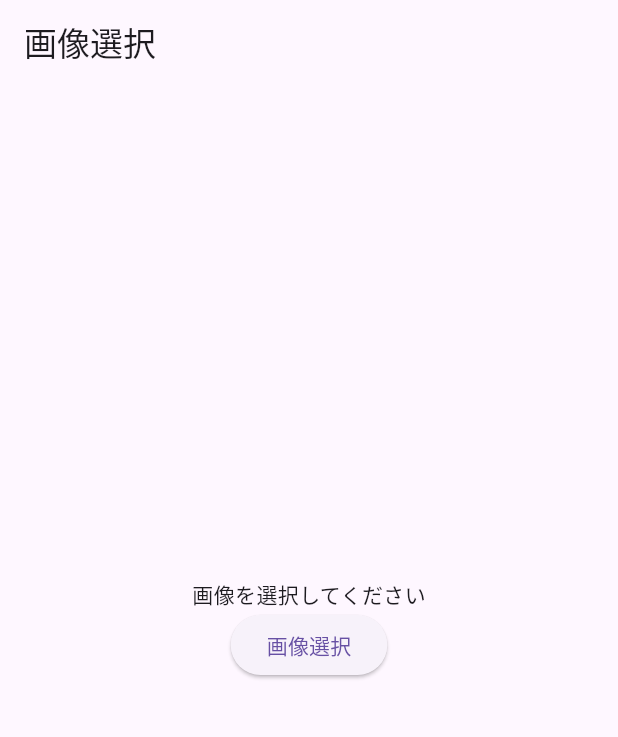
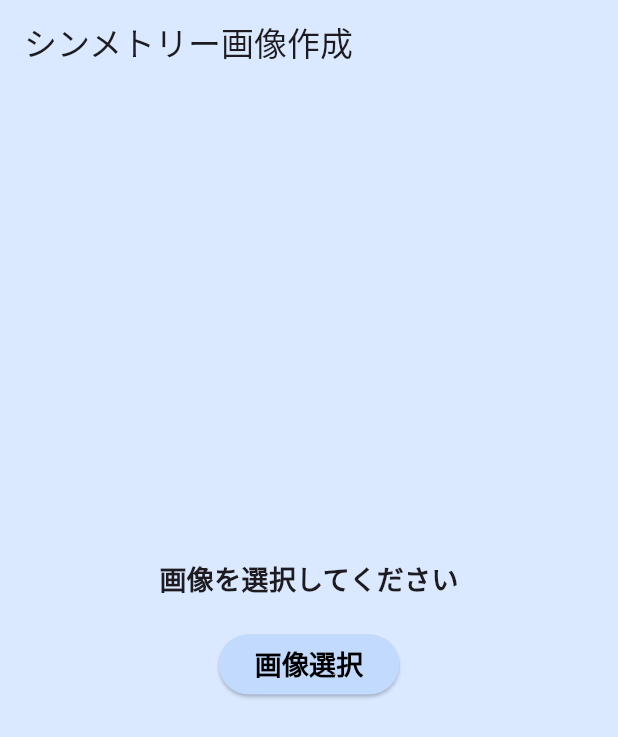
Before and after one commit to hirama2uuu/symmetry_app, a Flutter app: the screen it shows after launch, on a phone screen of 412 x 824 dp. Shown: the top 737 px of the screen. Run offline on Flutter 3.47's test engine with Material 3 defaults, Android fonts, the phone set to English and light mode, and no system bars; our stand-ins replace image_picker; missing offline and left inert: gal.

Commit message:
UI改善

```diff
--- a/lib/main.dart
+++ b/lib/main.dart
@@ -5,114 +5,97 @@ import 'package:image/image.dart' as img;
 import 'package:gal/gal.dart';
 import 'package:flutter/foundation.dart';
 
-enum Side{
-  left,
-  right,
-}
-enum ImageError {
-  fileRead,
-  decode,
-  change,
-  encode,
-}
+enum Side { left, right }
 
-enum Status{
-  success,
-  failed,
-  waiting,
-  noselect,
+enum ImageError { fileRead, decode, change, encode }
 
-}
+enum Status { success, failed, waiting, noselect }
 
- Future<((Uint8List,Uint8List,)?,ImageError?)> _getImageLogic(String path)async{
+Future<((Uint8List, Uint8List)?, ImageError?)> _getImageLogic(
+  String path,
+) async {
   final Uint8List bytesBox;
 
-  try{
+  try {
     bytesBox = await File(path).readAsBytes();
-  }catch(eRead){
-    return (null,ImageError.fileRead);
+  } catch (eRead) {
+    return (null, ImageError.fileRead);
   }
 
   final img.Image? imageO;
 
-  try{
+  try {
     imageO = img.decodeImage(bytesBox);
-  }catch(eDecode){
-    return (null,ImageError.decode);
+  } catch (eDecode) {
+    return (null, ImageError.decode);
   }
 
-  if(imageO==null)return (null,ImageError.decode);
+  if (imageO == null) return (null, ImageError.decode);
 
   final img.Image imageOl;
   final img.Image imageOr;
 
-  try{
+  try {
     imageOl = img.Image.from(imageO);
     imageOr = img.Image.from(imageO);
-    for(int i=0;i<imageO.height;i++){
-      for(int j=0; j<imageO.width~/2;j++){
-        final tmpl =imageO.getPixel(j, i);
-        imageOl.setPixel(imageO.width-1-j,i,tmpl);
-        final tmpr =imageO.getPixel(imageO.width-1-j, i);
-        imageOr.setPixel(j,i,tmpr);
-
+    for (int i = 0; i < imageO.height; i++) {
+      for (int j = 0; j < imageO.width ~/ 2; j++) {
+        final tmpl = imageO.getPixel(j, i);
+        imageOl.setPixel(imageO.width - 1 - j, i, tmpl);
+        final tmpr = imageO.getPixel(imageO.width - 1 - j, i);
+        imageOr.setPixel(j, i, tmpr);
       }
     }
-  }catch(eChange){
-    return (null,ImageError.change);
+  } catch (eChange) {
+    return (null, ImageError.change);
   }
   final Uint8List _outl;
   final Uint8List _outr;
-  try{
+  try {
     _outl = img.encodeJpg(imageOl);
     _outr = img.encodeJpg(imageOr);
-  }catch(eEncode){
-    return(null,ImageError.encode);
+  } catch (eEncode) {
+    return (null, ImageError.encode);
   }
 
-  return ((_outl,_outr),null);
+  return ((_outl, _outr), null);
 }
 
-void main(){
+void main() {
   runApp(const GetImage());
 }
 
-class GetImage extends StatelessWidget{
+class GetImage extends StatelessWidget {
   const GetImage({super.key});
 
   @override
-  Widget build(BuildContext context){
-    return const MaterialApp(
-      home:GetPage(),
-    );
+  Widget build(BuildContext context) {
+    return const MaterialApp(home: GetPage());
   }
 }
 
-class GetPage extends StatefulWidget{
+class GetPage extends StatefulWidget {
   const GetPage({super.key});
 
   @override
   State<GetPage> createState() => _GetPageState();
 }
 
-class _GetPageState extends State<GetPage>{
+class _GetPageState extends State<GetPage> {
   XFile? _inImage;
   final ImagePicker _picker = ImagePicker();
-  Uint8List? _outImagel,_outImager;
+  Uint8List? _outImagel, _outImager;
   Status status = Status.noselect;
 
+  Future<void> _selectImage() async {
+    final XFile? image = await _picker.pickImage(source: ImageSource.gallery);
 
-
-  Future<void> _selectImage() async{
-    final XFile? image = await _picker.pickImage(source: ImageSource.gallery,);
-
-    if(image==null){
-
+    if (image == null) {
       return;
     }
     if (!mounted) return;
-    setState((){
-      _inImage =image;
+    setState(() {
+      _inImage = image;
       _outImagel = null;
       _outImager = null;
       status = Status.waiting;
@@ -120,186 +103,233 @@ class _GetPageState extends State<GetPage>{
     await _getImage();
   }
 
+  Future<void> _getImage() async {
+    if (_inImage == null) return;
 
-  Future<void> _getImage()async{
-    if(_inImage==null)return;
+    final tmp = _inImage!.path;
 
-    final tmp =_inImage!.path;
+    final result = await compute(_getImageLogic, _inImage!.path);
+    if (!mounted) return;
+    if (tmp != _inImage!.path) return;
 
-    final result =await compute(_getImageLogic,_inImage!.path);
-    if (!mounted) return;
-    if(tmp !=_inImage!.path)return;
+    final (images, tmpf) = result;
+    if (tmpf != null) setState(() => status = Status.failed);
 
-    final (images,tmpf) =result;
-    if(tmpf != null)setState(()=>status = Status.failed);
-
-
-    if(result == (null,ImageError.decode)){
-      ScaffoldMessenger.of(context).showSnackBar(
-        const SnackBar(
-          content: Text("画像読み込みエラー"),
-        ),
-      );
+    if (result == (null, ImageError.decode)) {
+      ScaffoldMessenger.of(
+        context,
+      ).showSnackBar(const SnackBar(content: Text("画像読み込みエラー")));
     }
-    if(result == (null,ImageError.fileRead)){
-      ScaffoldMessenger.of(context).showSnackBar(
-        const SnackBar(
-          content: Text("画像を取得できませんでした"),
-        ),
-      );
+    if (result == (null, ImageError.fileRead)) {
+      ScaffoldMessenger.of(
+        context,
+      ).showSnackBar(const SnackBar(content: Text("画像を取得できませんでした")));
     }
-    if(result == (null,ImageError.encode)){
-      ScaffoldMessenger.of(context).showSnackBar(
-        const SnackBar(
-          content: Text("画像を出力できませんでした"),
-        ),
-      );
+    if (result == (null, ImageError.encode)) {
+      ScaffoldMessenger.of(
+        context,
+      ).showSnackBar(const SnackBar(content: Text("画像を出力できませんでした")));
     }
-    if(result == (null,ImageError.change)){
-      ScaffoldMessenger.of(context).showSnackBar(
-        const SnackBar(
-          content: Text("画像処理に失敗しました"),
-        ),
-      );
+    if (result == (null, ImageError.change)) {
+      ScaffoldMessenger.of(
+        context,
+      ).showSnackBar(const SnackBar(content: Text("画像処理に失敗しました")));
     }
 
-
-
-    if(images ==null)return;
-    final (tmpl,tmpr) = images;
-
-
-
+    if (images == null) return;
+    final (tmpl, tmpr) = images;
 
     setState(() {
-      _outImagel =tmpl;
+      _outImagel = tmpl;
       _outImager = tmpr;
       status = Status.success;
     });
-
   }
 
-  Future<void> _saveImage(Side a)async{
+  Future<void> _saveImage(Side a) async {
     if (_outImagel == null && _outImager == null) {
       return;
     }
 
-    try{
-      if(_outImagel!=null && a==Side.left){
-      await Gal.putImageBytes(_outImagel!,name: 'symmetryL.jpg');
+    try {
+      if (_outImagel != null && a == Side.left) {
+        await Gal.putImageBytes(_outImagel!, name: 'symmetryL.jpg');
       }
-    }catch(eLdownload){
+    } catch (eLdownload) {
       if (!mounted) return;
-      ScaffoldMessenger.of(context).showSnackBar(
-        const SnackBar(
-          content: Text("保存に失敗しました"),
-        ),
-      );
+      ScaffoldMessenger.of(
+        context,
+      ).showSnackBar(const SnackBar(content: Text("保存に失敗しました")));
       return;
     }
 
-    try{
-      if(_outImager !=null && a==Side.right){
-        await Gal.putImageBytes(_outImager!,name: 'symmetryR.jpg');
+    try {
+      if (_outImager != null && a == Side.right) {
+        await Gal.putImageBytes(_outImager!, name: 'symmetryR.jpg');
       }
-    }catch(eRdownload){
+    } catch (eRdownload) {
       if (!mounted) return;
-      ScaffoldMessenger.of(context).showSnackBar(
-        const SnackBar(
-          content: Text("保存に失敗しました"),
-        ),
-      );
+      ScaffoldMessenger.of(
+        context,
+      ).showSnackBar(const SnackBar(content: Text("保存に失敗しました")));
 
       return;
     }
 
-    if(!mounted)return;
+    if (!mounted) return;
 
-    ScaffoldMessenger.of(context).showSnackBar(
-      const SnackBar(
-        content: Text("保存しました"),
-      )
-    );
-
-
-
+    ScaffoldMessenger.of(
+      context,
+    ).showSnackBar(const SnackBar(content: Text("保存しました")));
   }
 
   @override
-Widget build(BuildContext context){
-  return Scaffold(appBar: AppBar(title: const Text('画像選択'),),
-    body: SafeArea( child:
-    Center(child: Column(mainAxisAlignment: MainAxisAlignment.center,children: [
-      if(status == Status.noselect)
-        const Text('画像を選択してください')
-
-      else if(status == Status.waiting)
-        const Text('画像を加工中です')
-      else if(status == Status.failed)
-        const Text('画像加工に失敗しました')
-      else if(status == Status.success)
+  Widget build(BuildContext context) {
+    return Scaffold(
+      backgroundColor: const Color.fromARGB(255, 218, 233, 255),
+      appBar: AppBar(
+        title: const Text('シンメトリー画像作成'),
+        backgroundColor: const Color.fromARGB(255, 218, 233, 255),
+      ),
+      body: SafeArea(
+        child: Center(
+          child: Column(
+            mainAxisAlignment: MainAxisAlignment.center,
+            children: [
+              if (status == Status.noselect)
+                const Text(
+                  '画像を選択してください',
+                  style: TextStyle(fontSize: 18, fontWeight: FontWeight.w600),
+                )
+              else if (status == Status.waiting)
+                const Text(
+                  '画像を加工中です',
+                  style: TextStyle(fontSize: 18, fontWeight: FontWeight.w600),
+                )
+              else if (status == Status.failed)
+                const Text(
+                  '画像加工に失敗しました',
+                  style: TextStyle(fontSize: 18, fontWeight: FontWeight.w600),
+                )
+              else if (status == Status.success)
                 Expanded(
                   child: Row(
-            children:[
+                    children: [
                       Expanded(
+                        child: Padding(
+                          padding: const EdgeInsets.symmetric(horizontal: 8),
                           child: Column(
-                  children:[
-                    Expanded(child: Image.memory(
+                            children: [
+                              Expanded(
+                                child: Image.memory(
                                   _outImagel!,
                                   fit: BoxFit.contain,
-                      ),),
-                    Text("左反転画像"),
-                    if(_outImagel !=null)
+                                ),
+                              ),
+                              Text(
+                                "左反転画像",
+                                style: TextStyle(
+                                  fontSize: 18,
+                                  fontWeight: FontWeight.w600,
+                                ),
+                              ),
+                              if (_outImagel != null)
                                 ElevatedButton(
                                   onPressed: () => _saveImage(Side.left),
-                        child: const Text('保存'),
+                                  child: const Text(
+                                    '保存',
+                                    style: TextStyle(
+                                      fontSize: 18,
+                                      fontWeight: FontWeight.w600,
                                     ),
-                  ]
-                )
+                                  ),
+                                  style: ElevatedButton.styleFrom(
+                                    backgroundColor: const Color.fromARGB(
+                                      255,
+                                      194,
+                                      218,
+                                      253,
+                                    ),
+                                    foregroundColor: const Color.fromARGB(
+                                      255,
+                                      0,
+                                      0,
+                                      0,
+                                    ),
+                                  ),
+                                ),
+                            ],
+                          ),
+                        ),
                       ),
 
                       Expanded(
+                        child: Padding(
+                          padding: const EdgeInsets.symmetric(horizontal: 8),
                           child: Column(
-                  children:[
-                    Expanded(child: Image.memory(
+                            children: [
+                              Expanded(
+                                child: Image.memory(
                                   _outImager!,
                                   fit: BoxFit.contain,
-                      ),),
-                    Text("右反転画像"),
-                    if(_outImager !=null)
+                                ),
+                              ),
+                              Text(
+                                "右反転画像",
+                                style: TextStyle(
+                                  fontSize: 18,
+                                  fontWeight: FontWeight.w600,
+                                ),
+                              ),
+                              if (_outImager != null)
                                 ElevatedButton(
-                        onPressed: ()=> _saveImage(Side.right),
-                        child: const Text('保存'),
+                                  onPressed: () => _saveImage(Side.right),
+                                  child: const Text(
+                                    '保存',
+                                    style: TextStyle(
+                                      fontSize: 18,
+                                      fontWeight: FontWeight.w600,
                                     ),
-                ]
-              )
                                   ),
-          ]
-        )),//
-
+                                  style: ElevatedButton.styleFrom(
+                                    backgroundColor: const Color.fromARGB(
+                                      255,
+                                      194,
+                                      218,
+                                      253,
+                                    ),
+                                    foregroundColor: Colors.black,
+                                  ),
+                                ),
+                            ],
+                          ),
+                        ),
+                      ),
+                    ],
+                  ),
+                ), //
 
               //if,elseここまで
-
-
-
-
+              const SizedBox(height: 20),
 
               ElevatedButton(
                 onPressed: _selectImage,
-        child: const Text('画像選択'),
+                child: const Text(
+                  '画像選択',
+                  style: TextStyle(fontSize: 18, fontWeight: FontWeight.w600),
+                ),
+
+                style: ElevatedButton.styleFrom(
+                  backgroundColor: const Color.fromARGB(255, 194, 218, 253),
+                  foregroundColor: Colors.black,
+                ),
               ),
 
               const SizedBox(height: 40),
-
-
-
-
-
             ],
-
           ),
         ),
-    )
+      ),
     );
   }
 }
```
Lines whose indentation alone changed are shown as unchanged.
